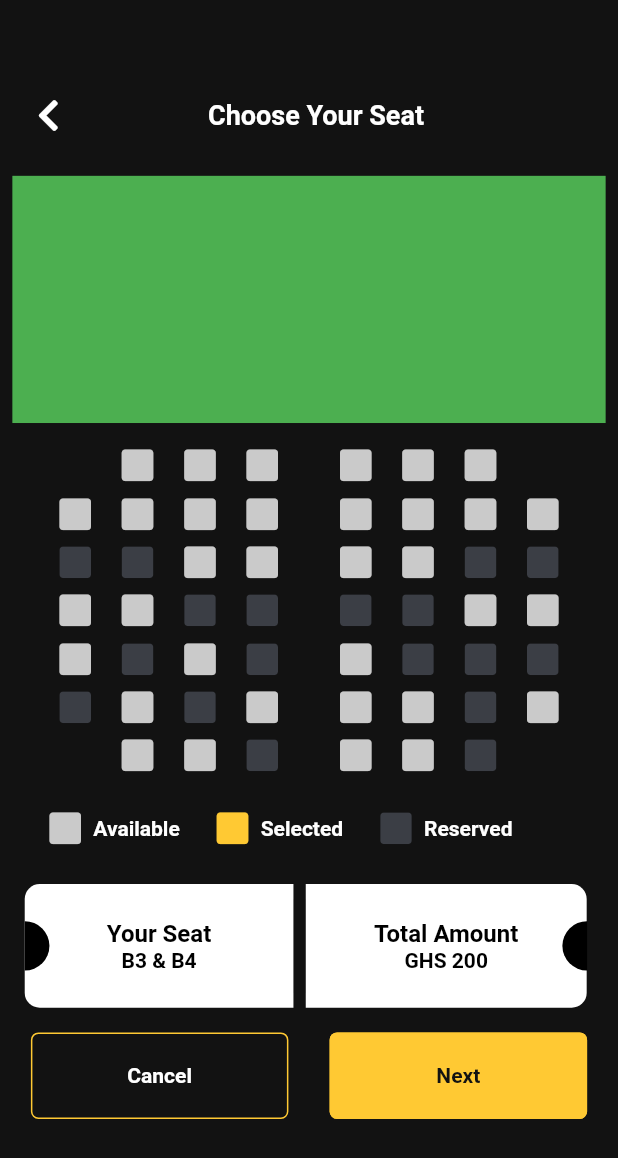
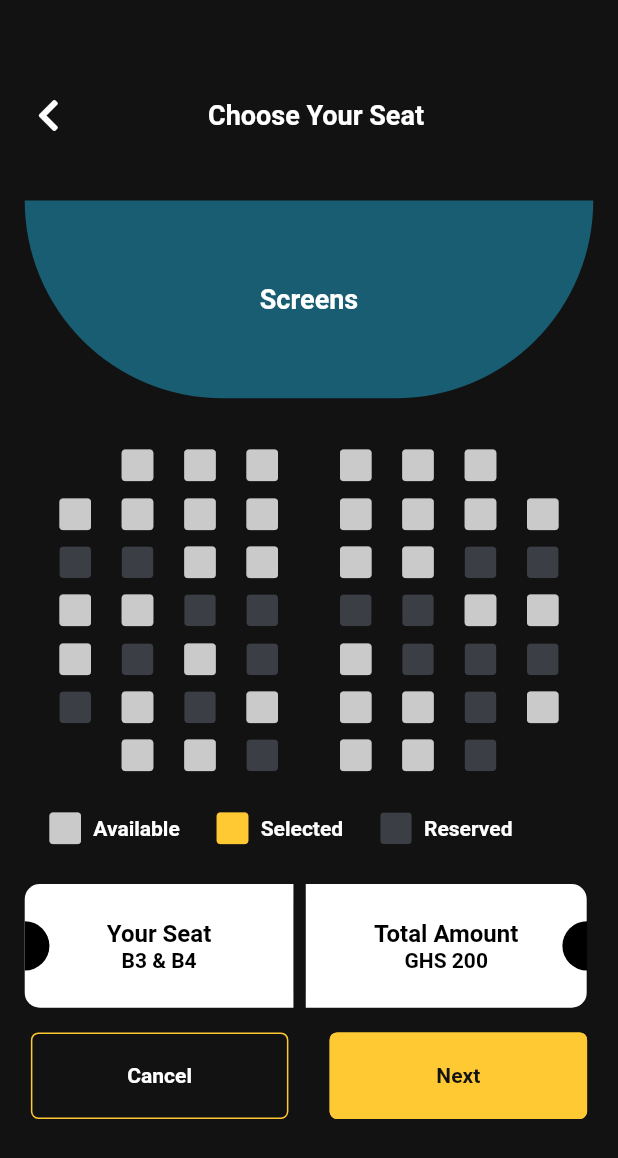
Before and after one commit to handuah/My-Movie, a Flutter app: the ChooseSeat screen opened by its route, on a phone screen of 412 x 824 dp. Shown: the top 1158 px of the screen. Run offline on Flutter 3.47's test engine with Material 2 defaults, Android fonts, the phone set to English and light mode, and no system bars; our stand-ins replace better_player, font_awesome_flutter, google_fonts, hexcolor; network calls fail; Roboto replaces fonts that are missing (Oxygen).

Commit message:
halfway through the screens section

```diff
--- a/lib/screens/movieScreens/chooseSeat.dart
+++ b/lib/screens/movieScreens/chooseSeat.dart
@@ -60,7 +60,45 @@ class _ChooseSeatState extends State<ChooseSeat> {
               height: screenHeight * 0.2,
               width: screenWidth,
               decoration: BoxDecoration(
-                color: Colors.green,
+                  // color: Colors.green,
+                  ),
+              child: Stack(
+                alignment: Alignment.center,
+                children: [
+                  Padding(
+                    padding: EdgeInsets.symmetric(
+                      vertical: screenHeight * 0.02,
+                      horizontal: screenWidth * 0.02,
+                    ),
+                    child: Opacity(
+                      opacity: 0.5,
+                      child: Container(
+                        height: screenHeight,
+                        width: screenWidth,
+                        decoration: BoxDecoration(
+                          color: HexColor('#1EA7D1'),
+                          borderRadius: BorderRadius.only(
+                            bottomLeft: Radius.circular(500.0),
+                            bottomRight: Radius.circular(500.0),
+                          ),
+                        ),
+                      ),
+                    ),
+                  ),
+                  Center(
+                    child: Text(
+                      "Screens",
+                      textAlign: TextAlign.left,
+                      style: GoogleFonts.oxygen(
+                        textStyle: TextStyle(
+                          color: HexColor("#ffffff"),
+                          fontSize: 18.0,
+                          fontWeight: FontWeight.bold,
+                        ),
+                      ),
+                    ),
+                  ),
+                ],
               ),
             ),
             SizedBox(
```
